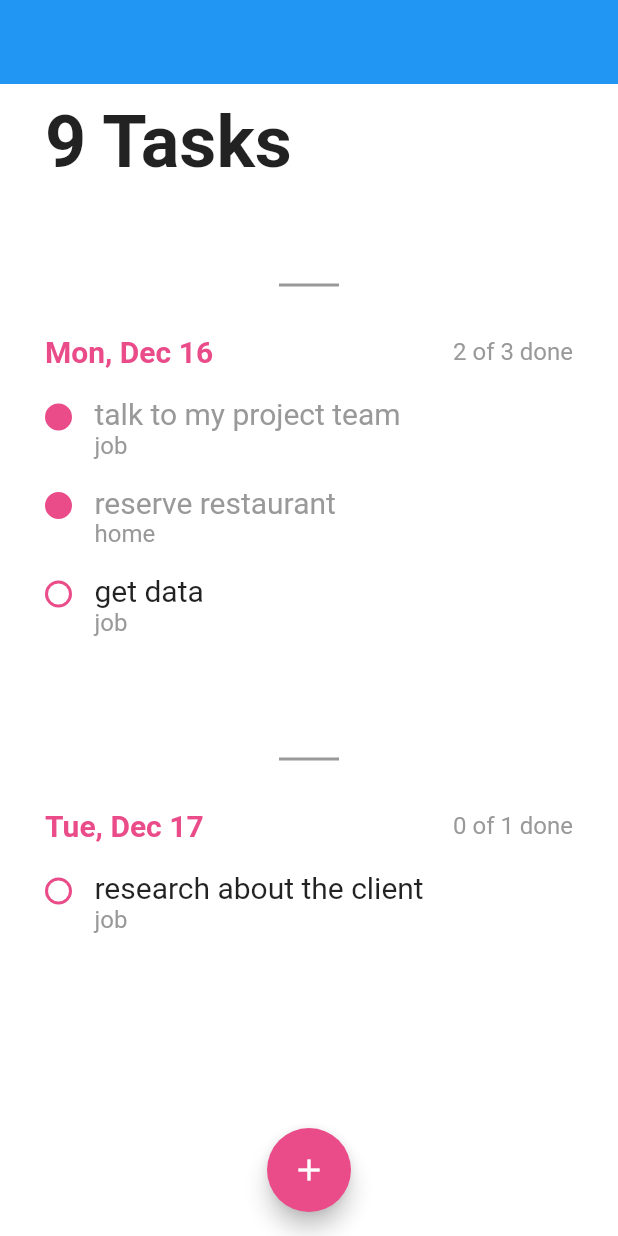
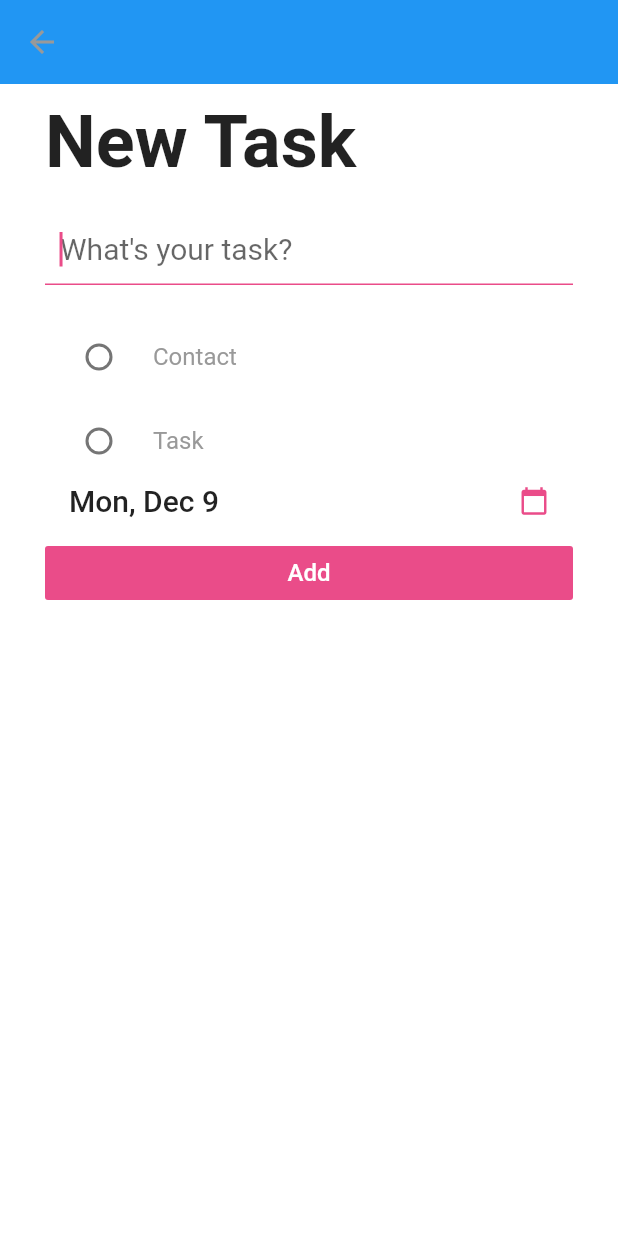
Before and after one commit to ykaito21/dribbbly_todo, a Flutter app: the screen it shows after launch, scrolled down 1524 dp, after a tap on the "add" icon, on a phone screen of 412 x 824 dp. Run offline on Flutter 3.47's test engine with Material 2 defaults, Android fonts, the phone set to English and light mode, and no system bars; drawn by our look-alikes of flutter_slidable; our stand-ins replace shared_preferences.

Commit message:
add write task screen

```diff
--- a/lib/src/core/models/task_model.dart
+++ b/lib/src/core/models/task_model.dart
@@ -13,5 +13,19 @@ class TaskModel {
     @required this.category,
     @required this.date,
     this.isDone: false,
-  });
+  })  : assert(id != null),
+        assert(title != null),
+        assert(category != null),
+        assert(date != null),
+        assert(isDone != null);
+
+  @override
+  String toString() {
+    return 'id: $id title: $title category: $category date: $date isDone: $isDone';
+  }
+
+  // if isDone is not final
+  // void toggleDone() {
+  //   isDone = !isDone;
+  // }
 }
--- a/lib/src/core/providers/task_provider.dart
+++ b/lib/src/core/providers/task_provider.dart
@@ -116,7 +116,9 @@ class TaskProvider with ChangeNotifier {
   List<TaskModel> getTasks(DateTime date) {
     return _tasks.where((task) {
       return task.date == date;
-    }).toList();
+    }).toList()
+      // to avoid weired move with toggleDone
+      ..sort((a, b) => a.title.compareTo(b.title));
   }
 
   int countDoneTasks(DateTime date) {
@@ -131,8 +133,46 @@ class TaskProvider with ChangeNotifier {
   //   }).length;
   // }
 
-  List<String> _categories = [];
-  List<String> get taskCategoryList => [..._categories];
+  void toggleDone(TaskModel task) {
+    // simpler way without final
+    // task.toggleDone();
+    _tasks.remove(task);
+    _tasks.add(
+      TaskModel(
+        id: task.id,
+        title: task.title,
+        category: task.category,
+        date: task.date,
+        isDone: !task.isDone,
+      ),
+    );
+    notifyListeners();
+  }
+
+  void addTask(TaskModel task) {
+    _tasks.add(task);
+    notifyListeners();
+  }
+
+  void removeTask(TaskModel task) {
+    _tasks.remove(task);
+    notifyListeners();
+  }
+
+  void updateTask(TaskModel preveTask, TaskModel newTask) {
+    _tasks.remove(preveTask);
+    _tasks.add(newTask);
+    notifyListeners();
+  }
+
+  List<String> _categories = [
+    'Job stuff',
+    'Happiness',
+    'Task',
+    'Contact',
+  ];
+  List<String> get taskCategoryList => [..._categories.reversed];
+  int get categoryCount => _categories.length;
 
   void getTaskCategoryList() {
     final categories = _tasks.map((task) => task.category).toSet().toList()
@@ -151,40 +191,13 @@ class TaskProvider with ChangeNotifier {
     notifyListeners();
   }
 
-  // void addTask(Task task) {
-  //   _tasks.add(task);
-  //   notifyListeners();
-  // }
-
-  void removeTask(TaskModel task) {
-    _tasks.remove(task);
+  void addCategory(String category) {
+    _categories.add(category);
     notifyListeners();
   }
 
-  // List<String> _categories = [
-  //   'Job stuff',
-  //   'Happiness',
-  //   'Task',
-  //   'Contact',
-  //   // 'new category',
-  // ];
-  // UnmodifiableListView<String> get allSortedCategories =>
-  //     UnmodifiableListView(_categories.reversed);
-  // int get categoryCount => _categories.length;
-
-  // void checkCategory(String category) {
-  //   if (category.isNotEmpty && !_categories.contains(category)) {
-  //     addCategory(category);
-  //   }
-  // }
-
-  // void addCategory(String category) {
-  //   _categories.add(category);
-  //   notifyListeners();
-  // }
-
-  // void removeCategory(String category) {
-  //   _categories.remove(category);
-  //   notifyListeners();
-  // }
+  void removeCategory(String category) {
+    _categories.remove(category);
+    notifyListeners();
+  }
 }
--- a/lib/src/ui/global/route/route_generator.dart
+++ b/lib/src/ui/global/route/route_generator.dart
@@ -1,7 +1,9 @@
 import 'package:flutter/material.dart';
 
+import '../../../core/models/task_model.dart';
+import '../../screens/home_screen.dart';
+import '../../screens/write_task_screen.dart';
 import 'route_path.dart';
-import '../../screens/home_screen.dart';
 
 class RouteGenerator {
   static Route<dynamic> generateRoute(RouteSettings settings) {
@@ -9,7 +11,14 @@ class RouteGenerator {
     switch (settings.name) {
       case RoutePath.homeScreen:
         return MaterialPageRoute(builder: (context) => HomeScreen());
+      case RoutePath.writeTaskScreen:
+        if (args is TaskModel) {
+          return MaterialPageRoute(
+            builder: (context) => WriteTaskScreen(task: args),
+          );
+        }
 
+        return _errorRoute();
       default:
         return _errorRoute();
     }
--- a/lib/src/ui/global/route/route_path.dart
+++ b/lib/src/ui/global/route/route_path.dart
@@ -1,3 +1,4 @@
 class RoutePath {
   static const String homeScreen = '/';
+  static const String writeTaskScreen = '/write_task';
 }
--- a/lib/src/ui/screens/home_screen.dart
+++ b/lib/src/ui/screens/home_screen.dart
@@ -1,8 +1,10 @@
+import 'package:dribbbly_todo/src/core/models/task_model.dart';
 import 'package:flutter/material.dart';
 import 'package:provider/provider.dart';
 import '../../core/providers/theme_provider.dart';
 import '../../core/providers/task_provider.dart';
 import '../global/style_list.dart';
+import '../global/route/route_path.dart';
 import '../widgets/task_date_list.dart';
 
 class HomeScreen extends StatelessWidget {
@@ -41,7 +43,17 @@ class HomeScreen extends StatelessWidget {
         onDoubleTap: () =>
             Provider.of<ThemeProvider>(context, listen: false).changeTheme(),
         child: FloatingActionButton(
-          onPressed: () {},
+          onPressed: () => Navigator.pushNamed(
+            context,
+            RoutePath.writeTaskScreen,
+            arguments: TaskModel(
+              id: '',
+              title: '',
+              category: '',
+              date: DateTime.now(),
+              // isDone: false
+            ),
+          ),
           child: Icon(Icons.add),
         ),
       ),
--- /dev/null
+++ b/lib/src/ui/screens/write_task_screen.dart
@@ -0,0 +1,355 @@
+import 'package:flutter/material.dart';
+import 'package:intl/intl.dart';
+import 'package:provider/provider.dart';
+
+import '../../core/models/task_model.dart';
+import '../../core/providers/task_provider.dart';
+import '../global/style_list.dart';
+
+class WriteTaskScreen extends StatefulWidget {
+  final TaskModel task;
+  WriteTaskScreen({
+    Key key,
+    @required this.task,
+  })  : assert(task != null),
+        super(key: key);
+
+  @override
+  _WriteTaskScreenState createState() => _WriteTaskScreenState();
+}
+
+class _WriteTaskScreenState extends State<WriteTaskScreen> {
+  String category;
+  DateTime date;
+  bool isDone;
+  bool isBottom;
+
+  TextEditingController _titleController;
+  TextEditingController _newCategoryController;
+  ScrollController _categoryController;
+
+  TaskModel get task => widget.task;
+  String get title => _titleController.text;
+  String get newCategory => _newCategoryController.text;
+
+  @override
+  void initState() {
+    super.initState();
+    _categoryController = ScrollController()..addListener(_scrollListener);
+    _newCategoryController = TextEditingController();
+    _titleController = TextEditingController(text: task.title);
+    category = task.category;
+    date = task.date;
+    isDone = task.isDone;
+    isBottom = false;
+  }
+
+  @override
+  void dispose() {
+    _categoryController.removeListener(_scrollListener);
+    _categoryController.dispose();
+    _newCategoryController.dispose();
+    _titleController.dispose();
+    super.dispose();
+  }
+
+  void _scrollListener() {
+    if (_categoryController.offset >=
+            _categoryController.position.maxScrollExtent &&
+        !_categoryController.position.outOfRange) {
+      setState(() {
+        isBottom = true;
+      });
+    } else {
+      setState(() {
+        isBottom = false;
+      });
+    }
+  }
+
+  void _scrollToTop() {
+    _categoryController.animateTo(_categoryController.position.minScrollExtent,
+        duration: Duration(milliseconds: 500), curve: Curves.easeIn);
+  }
+
+  void _addNewCategory() {
+    if (newCategory.isNotEmpty) {
+      Provider.of<TaskProvider>(context, listen: false)
+          .addCategory(newCategory);
+      setState(() {
+        category = newCategory;
+      });
+      _scrollToTop();
+      _newCategoryController.clear();
+    } else {
+      FocusScope.of(context).unfocus();
+    }
+  }
+
+  Future<DateTime> _pickDate() async {
+    final Brightness _appliedBrightness =
+        Theme.of(context).primaryColor == Colors.white
+            ? Brightness.dark
+            : Brightness.light;
+    final Color _appliedColor = Theme.of(context).primaryColor == Colors.white
+        ? Colors.black
+        : Colors.white;
+    final tempDate = await showDatePicker(
+      context: context,
+      initialDate: date,
+      firstDate: DateTime(1960),
+      lastDate: DateTime(2050),
+      builder: (BuildContext context, Widget child) {
+        return Theme(
+          data: ThemeData(
+            // For only datepicker
+            primaryColor: Theme.of(context).primaryColor,
+            accentColor: Theme.of(context).accentColor,
+            dialogBackgroundColor: Theme.of(context).primaryColor,
+            accentColorBrightness: _appliedBrightness,
+            primaryColorDark: Theme.of(context).primaryColor,
+            textTheme: TextTheme(
+              body1: TextStyle(
+                color: _appliedColor,
+              ),
+              subhead: TextStyle(
+                color: _appliedColor,
+              ),
+              caption: TextStyle(
+                color: _appliedColor,
+              ),
+            ),
+            iconTheme: IconThemeData(
+              color: _appliedColor,
+            ),
+          ),
+          child: child,
+        );
+      },
+    );
+    if (tempDate == null) {
+      return date;
+    }
+    return tempDate;
+  }
+
+  void _addNewDate() async {
+    final pickedDate = await _pickDate();
+    setState(() {
+      date = pickedDate;
+    });
+  }
+
+  void _addUpdateTask() {
+    TaskProvider taskProvider =
+        Provider.of<TaskProvider>(context, listen: false);
+    if (title.isNotEmpty && category.isNotEmpty) {
+      taskProvider.updateTask(
+        task,
+        TaskModel(
+          id: task.id.isNotEmpty ? task.id : taskProvider.uuid.v4(),
+          title: title,
+          category: category,
+          date: date,
+          isDone: isDone,
+        ),
+      );
+      Navigator.pop(context);
+    }
+  }
+
+  @override
+  Widget build(BuildContext context) {
+    TaskProvider taskProvider = Provider.of<TaskProvider>(context);
+    final List<String> categories = taskProvider.taskCategoryList;
+    return Scaffold(
+      resizeToAvoidBottomInset: false,
+      appBar: AppBar(),
+      body: GestureDetector(
+        onTap: () => FocusScope.of(context).unfocus(),
+        child: Container(
+          padding: const EdgeInsets.symmetric(horizontal: 30.0, vertical: 10.0),
+          child: Column(
+            crossAxisAlignment: CrossAxisAlignment.stretch,
+            children: <Widget>[
+              Container(
+                child: Text(
+                  widget.task.title.isNotEmpty ? 'Edit Task' : 'New Task',
+                  textAlign: TextAlign.start,
+                  style: StyleList.titleTextStyle,
+                ),
+              ),
+              StyleList.baseVerticalSpace,
+              Expanded(
+                child: SingleChildScrollView(
+                  child: Column(
+                    children: <Widget>[
+                      TextField(
+                        controller: _titleController,
+                        autofocus: true,
+                        cursorColor: Theme.of(context).accentColor,
+                        decoration: InputDecoration(
+                          hintText: 'What\'s your task?',
+                          enabledBorder: UnderlineInputBorder(
+                            borderSide: BorderSide(
+                              color: Theme.of(context).accentColor,
+                            ),
+                          ),
+                          focusedBorder: UnderlineInputBorder(
+                            borderSide: BorderSide(
+                              color: Theme.of(context).accentColor,
+                            ),
+                          ),
+                          contentPadding: const EdgeInsets.symmetric(
+                            horizontal: 10.0,
+                            vertical: 10.0,
+                          ),
+                        ),
+                        style: TextStyle(
+                          fontSize: 20.0,
+                        ),
+                      ),
+                      StyleList.baseVerticalSpace,
+                      Container(
+                        height: 100.0,
+                        child: ListView.builder(
+                          padding: EdgeInsets.zero,
+                          controller: _categoryController,
+                          itemCount: taskProvider.categoryCount,
+                          itemBuilder: (context, index) {
+                            final eachCategory = categories[index];
+                            return RadioListTile(
+                              activeColor: Theme.of(context).accentColor,
+                              title: Text(
+                                eachCategory,
+                                style: TextStyle(
+                                  color: category == eachCategory
+                                      ? Theme.of(context).accentColor
+                                      : Theme.of(context).primaryColorDark,
+                                ),
+                              ),
+                              value: eachCategory,
+                              groupValue: category,
+                              onChanged: (pickedVal) {
+                                setState(() {
+                                  category = pickedVal;
+                                });
+                              },
+                            );
+                          },
+                        ),
+                      ),
+                      isBottom || taskProvider.categoryCount <= 2
+                          ? newCategoryField()
+                          : SizedBox.shrink(),
+                      datePickerButton(),
+                      Container(
+                        width: double.infinity,
+                        child: taskAddUpdateButton(),
+                      ),
+                    ],
+                  ),
+                ),
+              )
+            ],
+          ),
+        ),
+      ),
+    );
+  }
+
+  Widget newCategoryField() {
+    return Container(
+      decoration: BoxDecoration(
+        border: Border.all(
+          width: 1.0,
+          color: Theme.of(context).accentColor,
+        ),
+        borderRadius: BorderRadius.all(
+          Radius.circular(5.0),
+        ),
+      ),
+      child: Row(
+        children: <Widget>[
+          Expanded(
+            child: Container(
+              child: TextField(
+                controller: _newCategoryController,
+                textCapitalization: TextCapitalization.words,
+                cursorColor: Theme.of(context).accentColor,
+                onEditingComplete: _addNewCategory,
+                decoration: InputDecoration(
+                  hintText: 'New Category',
+                  border: InputBorder.none,
+                  contentPadding: const EdgeInsets.symmetric(
+                    horizontal: 10.0,
+                    vertical: 10.0,
+                  ),
+                ),
+              ),
+            ),
+          ),
+          Container(
+            child: RawMaterialButton(
+              onPressed: _addNewCategory,
+              padding: const EdgeInsets.all(0.0),
+              // materialTapTargetSize: MaterialTapTargetSize.shrinkWrap,
+              constraints: BoxConstraints(
+                minWidth: 50.0,
+                minHeight: 50.0,
+              ),
+              shape: RoundedRectangleBorder(
+                borderRadius: BorderRadius.circular(
+                  5.0,
+                ),
+              ),
+              splashColor: Theme.of(context).accentColor,
+              child: Icon(
+                Icons.add,
+                size: 24.0,
+                color: Theme.of(context).accentColor,
+              ),
+            ),
+          ),
+        ],
+      ),
+    );
+  }
+
+  Widget datePickerButton() {
+    return FlatButton(
+      onPressed: _addNewDate,
+      child: Row(
+        mainAxisAlignment: MainAxisAlignment.spaceBetween,
+        children: <Widget>[
+          Text(
+            '${DateFormat.MMMEd().format(date)}',
+            style: TextStyle(
+              fontSize: 20.0,
+            ),
+          ),
+          Icon(
+            Icons.calendar_today,
+            size: 20.0,
+            color: Theme.of(context).accentColor,
+          ),
+        ],
+      ),
+      splashColor: Theme.of(context).accentColor,
+    );
+  }
+
+  Widget taskAddUpdateButton() {
+    return FlatButton(
+      onPressed: _addUpdateTask,
+      color: Theme.of(context).accentColor,
+      child: Text(
+        task.title.isNotEmpty ? 'Edit' : 'Add',
+        style: TextStyle(
+          color: Colors.white,
+          fontSize: 16.0,
+        ),
+      ),
+    );
+  }
+}
```
Also changed, not shown: lib/src/ui/widgets/task_list.dart (+54 -72 lines).
